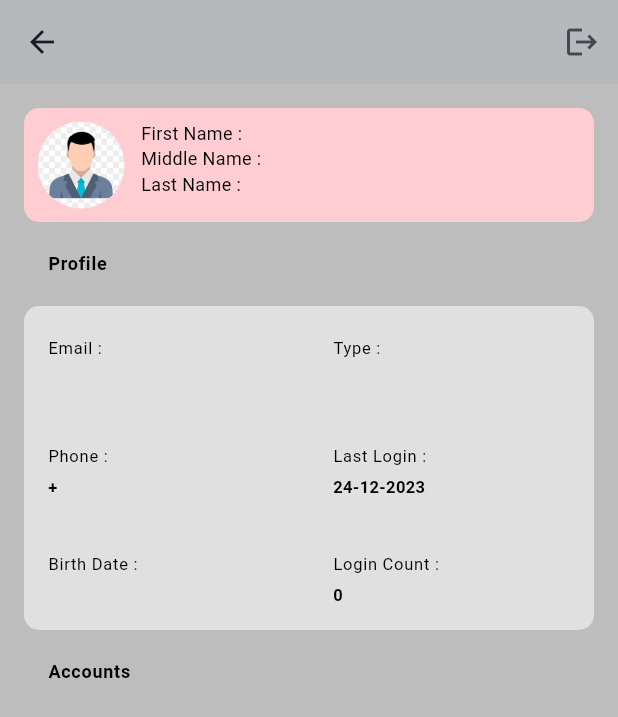
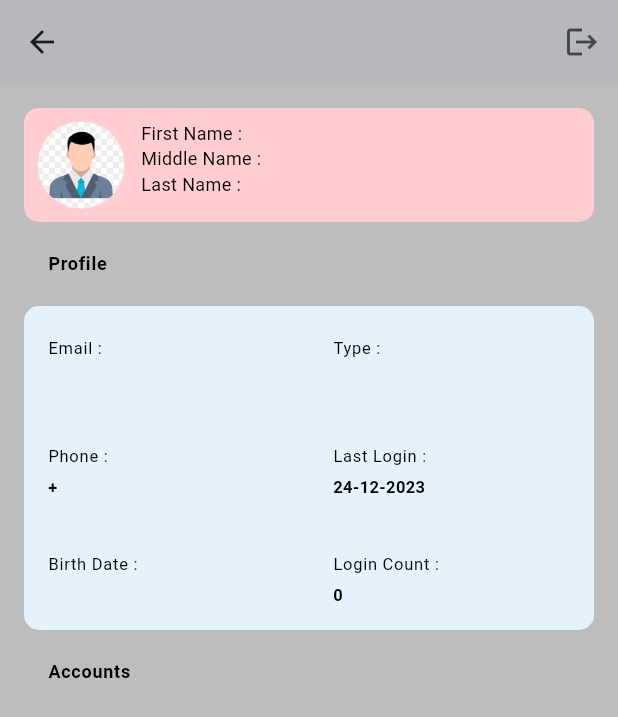
Before and after one commit to francisnnumbi/umlcc_eval, a Flutter app: the ProfilePage screen opened by its route, on a phone screen of 412 x 824 dp. Shown: the top 717 px of the screen. Run offline on Flutter 3.47's test engine with Material 3 defaults, Android fonts, the phone set to English and light mode, and no system bars; our stand-ins replace cookie_jar, device_info_plus, dio, dio_cookie_manager, firebase_core, firebase_messaging and 2 more; accounts and stored records are empty; network calls fail.

Commit message:
work on ui

```diff
--- a/lib/app/ui/auth/me/profile_page.dart
+++ b/lib/app/ui/auth/me/profile_page.dart
@@ -137,7 +137,7 @@ class _ProfilePageState extends State<ProfilePage> {
               child: Container(
                 padding: const EdgeInsets.all(0),
                 decoration: BoxDecoration(
-                  color: Colors.grey.shade300,
+                  color: Colors.blue.shade50,
                   borderRadius: const BorderRadius.all(Radius.circular(10)),
                 ),
                 child: Row(
```
